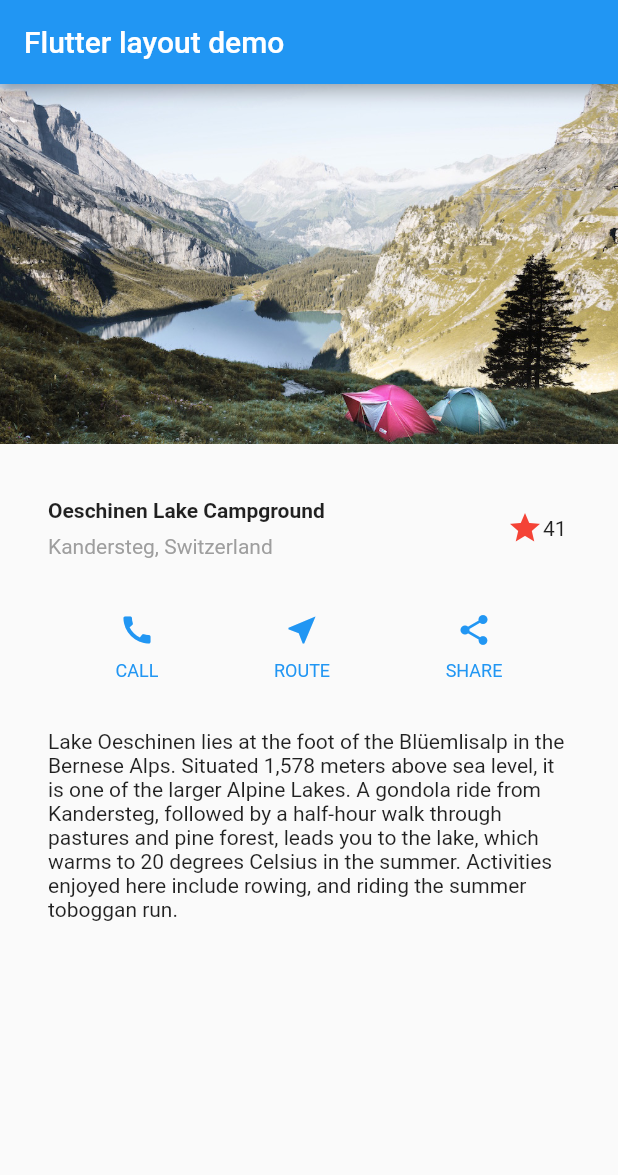
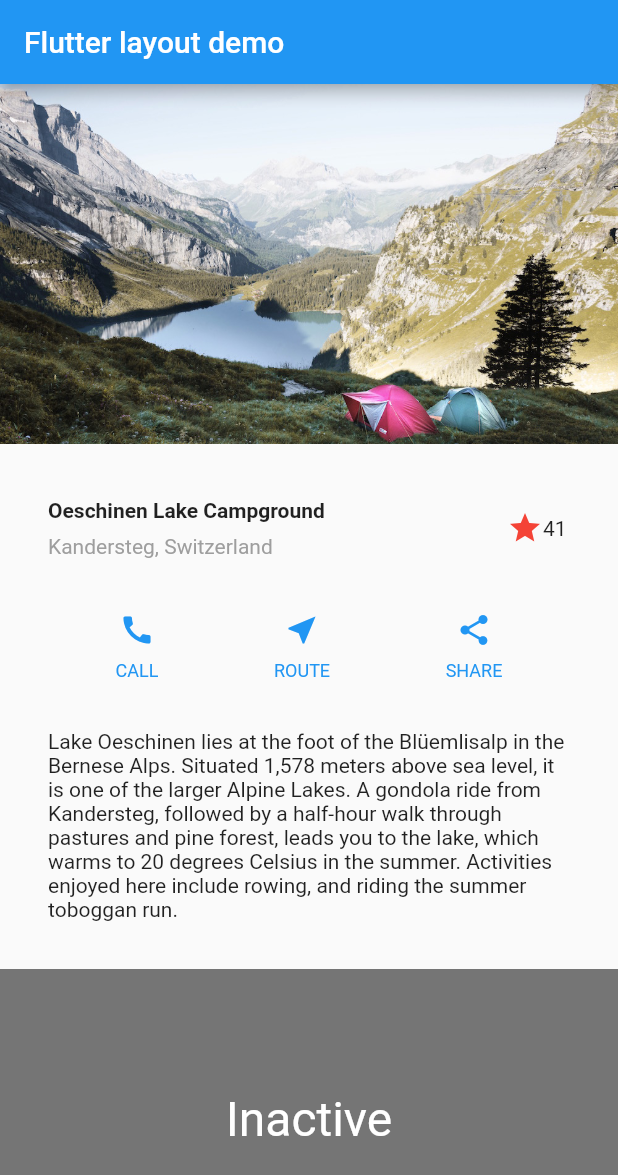
Before and after one commit to Yaruki00/FlutterLayoutTutorial, a Flutter app: the screen it shows after launch, on a phone screen of 412 x 824 dp. Shown: the top 1175 px of the screen. Run offline on Flutter 3.47's test engine with Material 2 defaults, Android fonts, the phone set to English and light mode, and no system bars.

```diff
--- a/lib/main.dart
+++ b/lib/main.dart
@@ -34,6 +34,7 @@ class MyApp extends StatelessWidget {
             titleSection,
             buttonSection,
             textSection,
+            const TapboxA(),
           ],
         ),
       ),
@@ -159,3 +160,39 @@ class _FavoriteWidgetState extends State<FavoriteWidget> {
     });
   }
 }
+class TapboxA extends StatefulWidget {
+  const TapboxA({super.key});
+
+  @override
+  State<TapboxA> createState() => _TapboxAState();
+}
+
+class _TapboxAState extends State<TapboxA> {
+  bool _active = false;
+
+  void _handleTap() {
+    setState(() {
+      _active = !_active;
+    });
+  }
+
+  @override
+  Widget build(BuildContext context) {
+    return GestureDetector(
+      onTap: _handleTap,
+      child: Container(
+        width: 200.0,
+        height: 200.0,
+        decoration: BoxDecoration(
+          color: _active ? Colors.lightGreen[700] : Colors.grey[600],
+        ),
+        child: Center(
+          child: Text(
+            _active ? 'Active' : 'Inactive',
+            style: const TextStyle(fontSize: 32.0, color: Colors.white),
+          ),
+        ),
+      ),
+    );
+  }
+}
```
